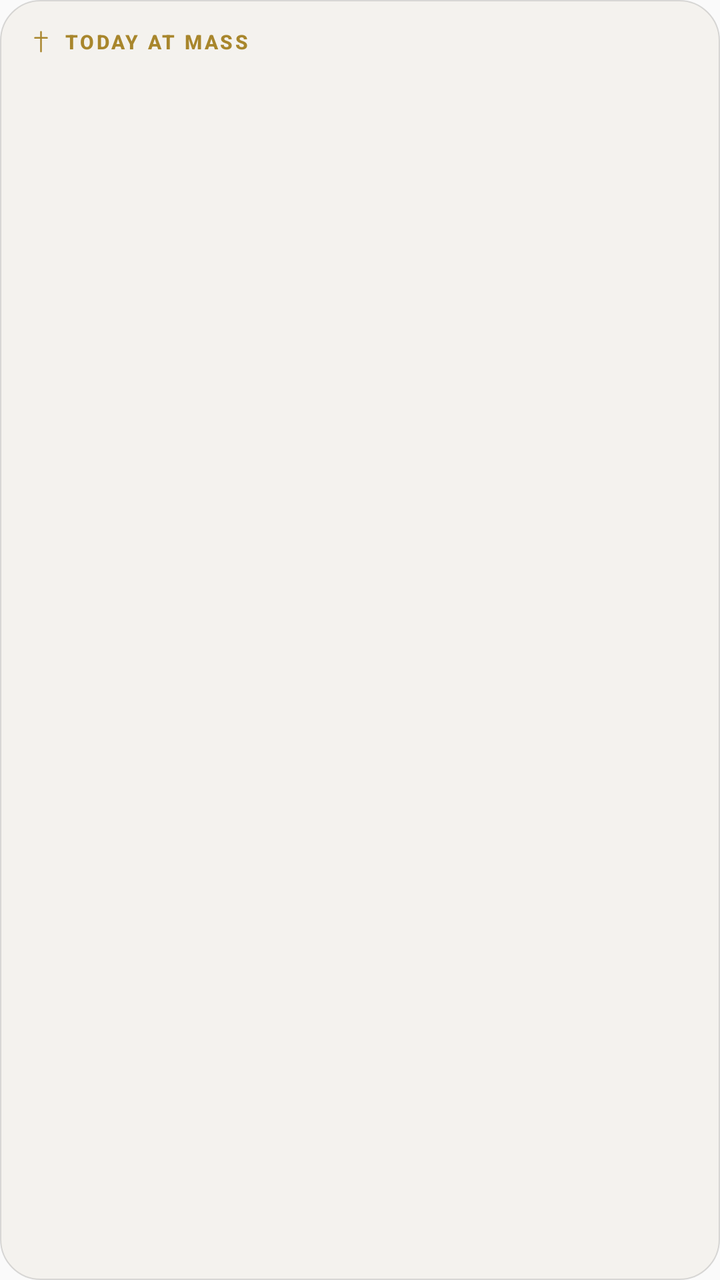
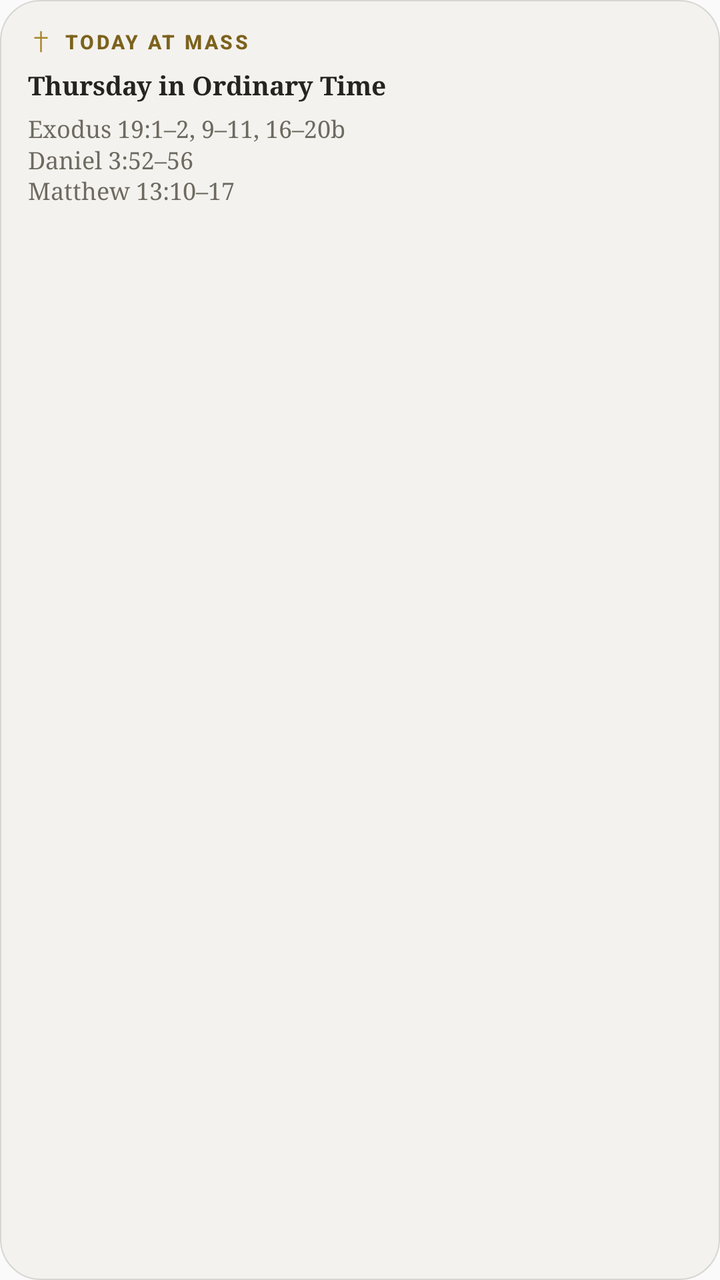

An Android layout rendered at two revisions. The XML below is the earlier revision; the diff shows what the commit changed to produce the second picture.
<!-- AndroidManifest.xml: application theme AppTheme -->
<!-- res/layout/widget_calendar.xml -->
<?xml version="1.0" encoding="utf-8"?>
<LinearLayout xmlns:android="http://schemas.android.com/apk/res/android"
    android:id="@+id/cal_root"
    android:layout_width="match_parent"
    android:layout_height="match_parent"
    android:orientation="vertical"
    android:background="@drawable/widget_bg"
    android:padding="14dp">

    <LinearLayout
        android:layout_width="wrap_content"
        android:layout_height="wrap_content"
        android:layout_marginBottom="6dp"
        android:gravity="center_vertical"
        android:orientation="horizontal">

        <ImageView
            android:layout_width="13dp"
            android:layout_height="13dp"
            android:layout_marginEnd="5dp"
            android:contentDescription="@null"
            android:src="@drawable/ic_cross_gold" />

        <TextView
            android:layout_width="wrap_content"
            android:layout_height="wrap_content"
            android:fontFamily="sans-serif-medium"
            android:letterSpacing="0.12"
            android:text="@string/widget_calendar_label"
            android:textColor="@color/fidelis_gold"
            android:textSize="10sp"
            android:textStyle="bold" />
    </LinearLayout>

    <TextView
        android:id="@+id/cal_day"
        android:layout_width="match_parent"
        android:layout_height="wrap_content"
        android:ellipsize="end"
        android:fontFamily="serif"
        android:maxLines="2"
        android:textColor="@color/fidelis_ink"
        android:textSize="13sp"
        android:textStyle="bold" />

    <TextView
        android:id="@+id/cal_readings"
        android:layout_width="match_parent"
        android:layout_height="0dp"
        android:layout_marginTop="5dp"
        android:layout_weight="1"
        android:ellipsize="end"
        android:fontFamily="serif"
        android:lineSpacingMultiplier="1.1"
        android:maxLines="6"
        android:textColor="@color/fidelis_muted"
        android:textSize="12sp" />
</LinearLayout>
<!-- resources referenced by this layout -->
<resources>
  <color name="fidelis_gold">#A8862C</color>
  <color name="fidelis_ink">#26241F</color>
  <color name="fidelis_muted">#6E6A61</color>
  <!-- drawable ic_cross_gold (drawable) -->
  <?xml version="1.0" encoding="utf-8"?>
  <vector xmlns:android="http://schemas.android.com/apk/res/android"
      android:width="24dp"
      android:height="24dp"
      android:viewportWidth="24"
      android:viewportHeight="24">
      <path
          android:pathData="M12,3 L12,21 M6.5,8.5 L17.5,8.5"
          android:strokeColor="@color/fidelis_gold"
          android:strokeWidth="1.6"
          android:strokeLineCap="round"
          android:strokeLineJoin="round" />
  </vector>
  <!-- drawable widget_bg (drawable) -->
  <?xml version="1.0" encoding="utf-8"?>
  <shape xmlns:android="http://schemas.android.com/apk/res/android"
      android:shape="rectangle">
      <solid android:color="@color/fidelis_parchment" />
      <corners android:radius="20dp" />
      <stroke android:width="0.5dp" android:color="@color/fidelis_widget_stroke" />
  </shape>
  <string name="widget_calendar_label">TODAY AT MASS</string>
  <style name="AppTheme" parent="Theme.AppCompat.Light.DarkActionBar">
          
          <item name="colorPrimary">@color/colorPrimary</item>
          <item name="colorPrimaryDark">@color/colorPrimaryDark</item>
          <item name="colorAccent">@color/colorAccent</item>
      </style>
  <color name="fidelis_parchment">#F4F2EE</color>
  <color name="fidelis_widget_stroke">#22000000</color>
</resources>

<!-- the commit's change to res/layout/widget_calendar.xml (unified diff, before → after) -->
@@ -1,10 +1,16 @@
 <?xml version="1.0" encoding="utf-8"?>
 <LinearLayout xmlns:android="http://schemas.android.com/apk/res/android"
+    xmlns:tools="http://schemas.android.com/tools"
     android:id="@+id/cal_root"
     android:layout_width="match_parent"
     android:layout_height="match_parent"
     android:orientation="vertical"
     android:background="@drawable/widget_bg"
+    android:contentDescription="@string/widget_calendar_description"
+    android:focusable="true"
+    android:importantForAccessibility="yes"
+    android:screenReaderFocusable="true"
+    tools:targetApi="p"
     android:padding="14dp">
 
     <LinearLayout
@@ -12,9 +18,11 @@
         android:layout_height="wrap_content"
         android:layout_marginBottom="6dp"
         android:gravity="center_vertical"
+        android:importantForAccessibility="noHideDescendants"
         android:orientation="horizontal">
 
         <ImageView
+            android:id="@+id/cal_cross"
             android:layout_width="13dp"
             android:layout_height="13dp"
             android:layout_marginEnd="5dp"
@@ -22,12 +30,13 @@
             android:src="@drawable/ic_cross_gold" />
 
         <TextView
+            android:id="@+id/cal_label"
             android:layout_width="wrap_content"
             android:layout_height="wrap_content"
             android:fontFamily="sans-serif-medium"
             android:letterSpacing="0.12"
             android:text="@string/widget_calendar_label"
-            android:textColor="@color/fidelis_gold"
+            android:textColor="@color/fidelis_gold_text"
             android:textSize="10sp"
             android:textStyle="bold" />
     </LinearLayout>
@@ -38,7 +47,9 @@
         android:layout_height="wrap_content"
         android:ellipsize="end"
         android:fontFamily="serif"
+        android:importantForAccessibility="no"
         android:maxLines="2"
+        android:text="@string/widget_calendar_preview_day"
         android:textColor="@color/fidelis_ink"
         android:textSize="13sp"
         android:textStyle="bold" />
@@ -51,8 +62,10 @@
         android:layout_weight="1"
         android:ellipsize="end"
         android:fontFamily="serif"
+        android:importantForAccessibility="no"
         android:lineSpacingMultiplier="1.1"
         android:maxLines="6"
+        android:text="@string/widget_calendar_preview_readings"
         android:textColor="@color/fidelis_muted"
         android:textSize="12sp" />
 </LinearLayout>
<!-- resource entries referenced after the edit -->
@@ -1,8 +1,9 @@
 <!-- resources referenced by this layout -->
 <resources>
-  <color name="fidelis_gold">#A8862C</color>
-  <color name="fidelis_ink">#26241F</color>
-  <color name="fidelis_muted">#6E6A61</color>
+  <color name="fidelis_gold_text">@color/fidelis_day_gold_text</color>
+  <color name="fidelis_gold">@color/fidelis_day_gold</color>
+  <color name="fidelis_ink">@color/fidelis_day_ink</color>
+  <color name="fidelis_muted">@color/fidelis_day_muted</color>
   <!-- drawable ic_cross_gold (drawable) -->
   <?xml version="1.0" encoding="utf-8"?>
   <vector xmlns:android="http://schemas.android.com/apk/res/android"
@@ -25,14 +26,23 @@
       <corners android:radius="20dp" />
       <stroke android:width="0.5dp" android:color="@color/fidelis_widget_stroke" />
   </shape>
+  <string name="widget_calendar_description">The liturgical day and Mass citations. Opens Daily Readings in Fidelis.</string>
   <string name="widget_calendar_label">TODAY AT MASS</string>
+  <string name="widget_calendar_preview_day">Thursday in Ordinary Time</string>
+  <string name="widget_calendar_preview_readings">Exodus 19:1–2, 9–11, 16–20b\nDaniel 3:52–56\nMatthew 13:10–17</string>
   <style name="AppTheme" parent="Theme.AppCompat.Light.DarkActionBar">
           
           <item name="colorPrimary">@color/colorPrimary</item>
           <item name="colorPrimaryDark">@color/colorPrimaryDark</item>
           <item name="colorAccent">@color/colorAccent</item>
       </style>
-  <color name="fidelis_parchment">#F4F2EE</color>
-  <color name="fidelis_widget_stroke">#22000000</color>
+  <color name="fidelis_day_gold_text">#7C621C</color>
+  <color name="fidelis_day_ink">#26241F</color>
+  <color name="fidelis_day_muted">#6E6A61</color>
+  <color name="fidelis_parchment">@color/fidelis_day_parchment</color>
+  <color name="fidelis_widget_stroke">@color/fidelis_day_widget_stroke</color>
+  <color name="fidelis_day_gold">#A8862C</color>
+  <color name="fidelis_day_parchment">#F4F2EE</color>
+  <color name="fidelis_day_widget_stroke">#22000000</color>
 </resources>
 
